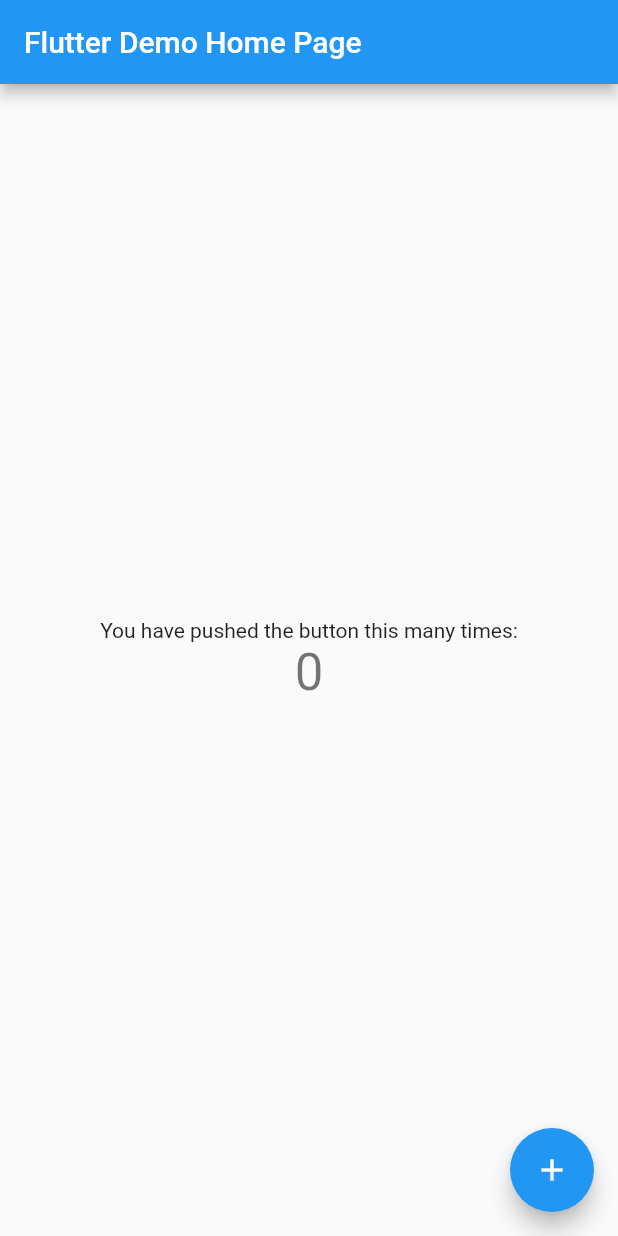
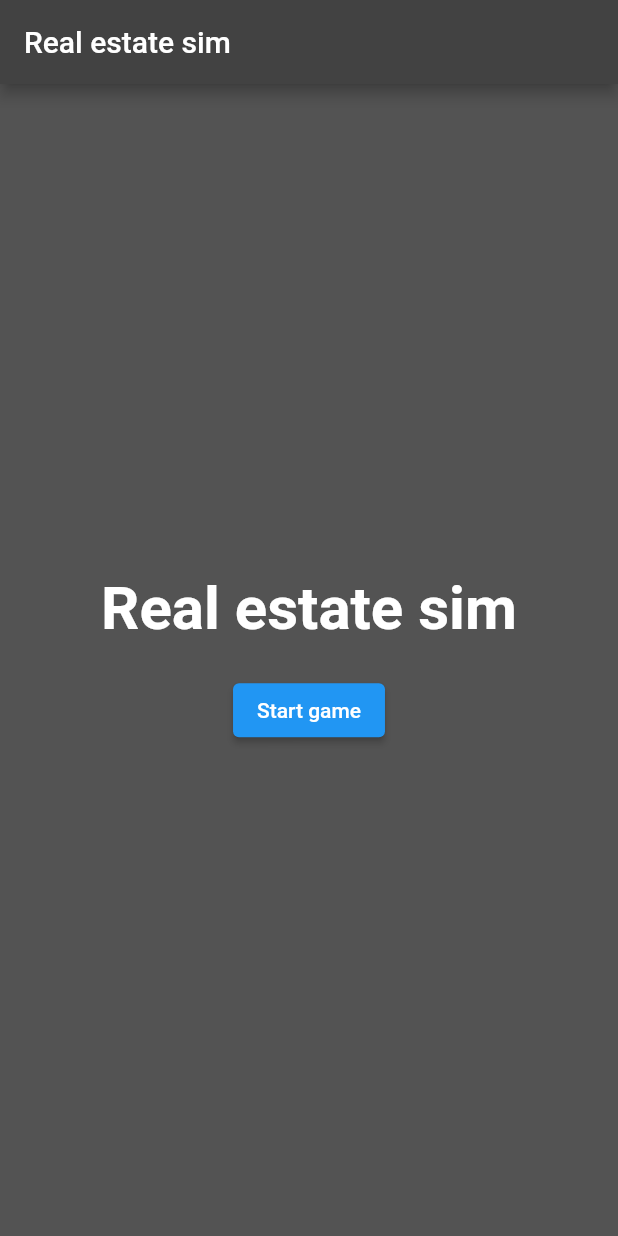
Before and after one commit to josephrcox/flutter-landlord-simulator, a Flutter app: the screen it shows after launch, on a phone screen of 412 x 824 dp. Run offline on Flutter 3.47's test engine with Material 2 defaults, Android fonts, the phone set to English and light mode, and no system bars; our stand-ins replace flutter_riverpod, shared_preferences.

Commit message:
basic variable manipulation

```diff
--- a/lib/main.dart
+++ b/lib/main.dart
@@ -1,115 +1,79 @@
 import 'package:flutter/material.dart';
+import 'package:flutter/services.dart';
+import 'package:real/game_screen.dart';
+import 'package:flutter_riverpod/flutter_riverpod.dart';
+import './game_screen.dart';
 
 void main() {
-  runApp(const MyApp());
+  runApp(
+    MaterialApp(
+      // app bar
+      title: 'Real estate sim',
+
+      home: const MyApp(),
+      theme: ThemeData.dark().copyWith(
+        primaryColor: Colors.blueGrey,
+        scaffoldBackgroundColor: Color.fromARGB(255, 83, 83, 83),
+      ),
+    ),
+  );
 }
 
 class MyApp extends StatelessWidget {
   const MyApp({Key? key}) : super(key: key);
 
-  // This widget is the root of your application.
   @override
   Widget build(BuildContext context) {
-    return MaterialApp(
-      title: 'Flutter Demo',
-      theme: ThemeData(
-        // This is the theme of your application.
-        //
-        // Try running your application with "flutter run". You'll see the
-        // application has a blue toolbar. Then, without quitting the app, try
-        // changing the primarySwatch below to Colors.green and then invoke
-        // "hot reload" (press "r" in the console where you ran "flutter run",
-        // or simply save your changes to "hot reload" in a Flutter IDE).
-        // Notice that the counter didn't reset back to zero; the application
-        // is not restarted.
-        primarySwatch: Colors.blue,
-      ),
-      home: const MyHomePage(title: 'Flutter Demo Home Page'),
-    );
+    return const Menu();
   }
 }
 
-class MyHomePage extends StatefulWidget {
-  const MyHomePage({Key? key, required this.title}) : super(key: key);
-
-  // This widget is the home page of your application. It is stateful, meaning
-  // that it has a State object (defined below) that contains fields that affect
-  // how it looks.
-
-  // This class is the configuration for the state. It holds the values (in this
-  // case the title) provided by the parent (in this case the App widget) and
-  // used by the build method of the State. Fields in a Widget subclass are
-  // always marked "final".
-
-  final String title;
+class Menu extends StatefulWidget {
+  const Menu({Key? key}) : super(key: key);
 
   @override
-  State<MyHomePage> createState() => _MyHomePageState();
+  _MenuState createState() => _MenuState();
 }
 
-class _MyHomePageState extends State<MyHomePage> {
-  int _counter = 0;
-
-  void _incrementCounter() {
-    setState(() {
-      // This call to setState tells the Flutter framework that something has
-      // changed in this State, which causes it to rerun the build method below
-      // so that the display can reflect the updated values. If we changed
-      // _counter without calling setState(), then the build method would not be
-      // called again, and so nothing would appear to happen.
-      _counter++;
-    });
+class _MenuState extends State<Menu> {
+  void startGame(context) {
+    Navigator.push(
+      context,
+      MaterialPageRoute(builder: (context) => GameScreen()),
+    );
   }
 
   @override
   Widget build(BuildContext context) {
-    // This method is rerun every time setState is called, for instance as done
-    // by the _incrementCounter method above.
-    //
-    // The Flutter framework has been optimized to make rerunning build methods
-    // fast, so that you can just rebuild anything that needs updating rather
-    // than having to individually change instances of widgets.
     return Scaffold(
       appBar: AppBar(
-        // Here we take the value from the MyHomePage object that was created by
-        // the App.build method, and use it to set our appbar title.
-        title: Text(widget.title),
+        title: const Text('Real estate sim'),
       ),
       body: Center(
-        // Center is a layout widget. It takes a single child and positions it
-        // in the middle of the parent.
         child: Column(
-          // Column is also a layout widget. It takes a list of children and
-          // arranges them vertically. By default, it sizes itself to fit its
-          // children horizontally, and tries to be as tall as its parent.
-          //
-          // Invoke "debug painting" (press "p" in the console, choose the
-          // "Toggle Debug Paint" action from the Flutter Inspector in Android
-          // Studio, or the "Toggle Debug Paint" command in Visual Studio Code)
-          // to see the wireframe for each widget.
-          //
-          // Column has various properties to control how it sizes itself and
-          // how it positions its children. Here we use mainAxisAlignment to
-          // center the children vertically; the main axis here is the vertical
-          // axis because Columns are vertical (the cross axis would be
-          // horizontal).
           mainAxisAlignment: MainAxisAlignment.center,
           children: <Widget>[
+            // top safe area
             const Text(
-              'You have pushed the button this many times:',
+              'Real estate sim',
+              style: TextStyle(
+                fontSize: 40,
+                fontWeight: FontWeight.bold,
+              ),
             ),
-            Text(
-              '$_counter',
-              style: Theme.of(context).textTheme.headline4,
-            ),
+            const SizedBox(height: 20),
+            ElevatedButton(
+                onPressed: () {
+                  HapticFeedback.mediumImpact();
+                  // go to game screen widget
+                  Navigator.push(context, MaterialPageRoute(builder: (context) {
+                    return ProviderScope(child: GameScreen());
+                  }));
+                },
+                child: const Text('Start game')),
           ],
         ),
       ),
-      floatingActionButton: FloatingActionButton(
-        onPressed: _incrementCounter,
-        tooltip: 'Increment',
-        child: const Icon(Icons.add),
-      ), // This trailing comma makes auto-formatting nicer for build methods.
     );
   }
 }
--- /dev/null
+++ b/lib/type_property.dart
@@ -0,0 +1,6 @@
+//
+class Property {
+  String name = '';
+  int rent = 0;
+  int value = 0;
+}
--- a/pubspec.yaml
+++ b/pubspec.yaml
@@ -34,6 +34,9 @@ dependencies:
   # The following adds the Cupertino Icons font to your application.
   # Use with the CupertinoIcons class for iOS style icons.
   cupertino_icons: ^1.0.2
+  shared_preferences: ^2.1.1
+  provider: ^6.0.1
+  flutter_riverpod: ^2.3.6
 
 dev_dependencies:
   flutter_test:
```
Also changed, not shown: lib/game_screen.dart (added, +63 -0 lines), lib/storage.dart (added, +17 -0 lines), pubspec.lock, 10 other files.
